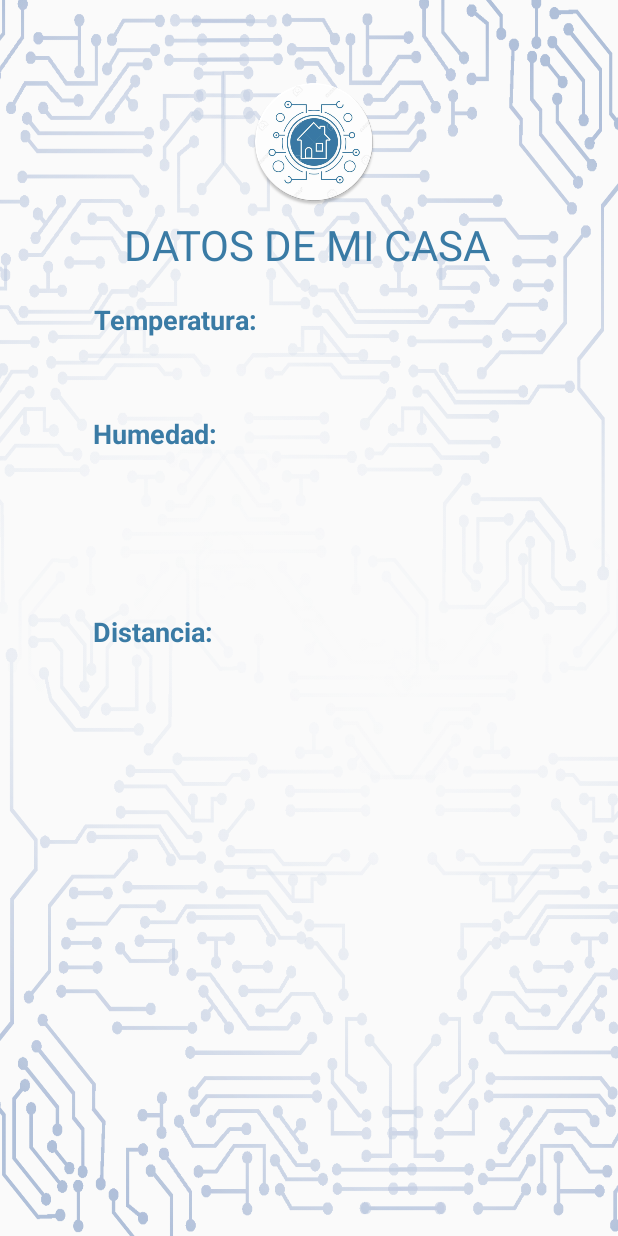
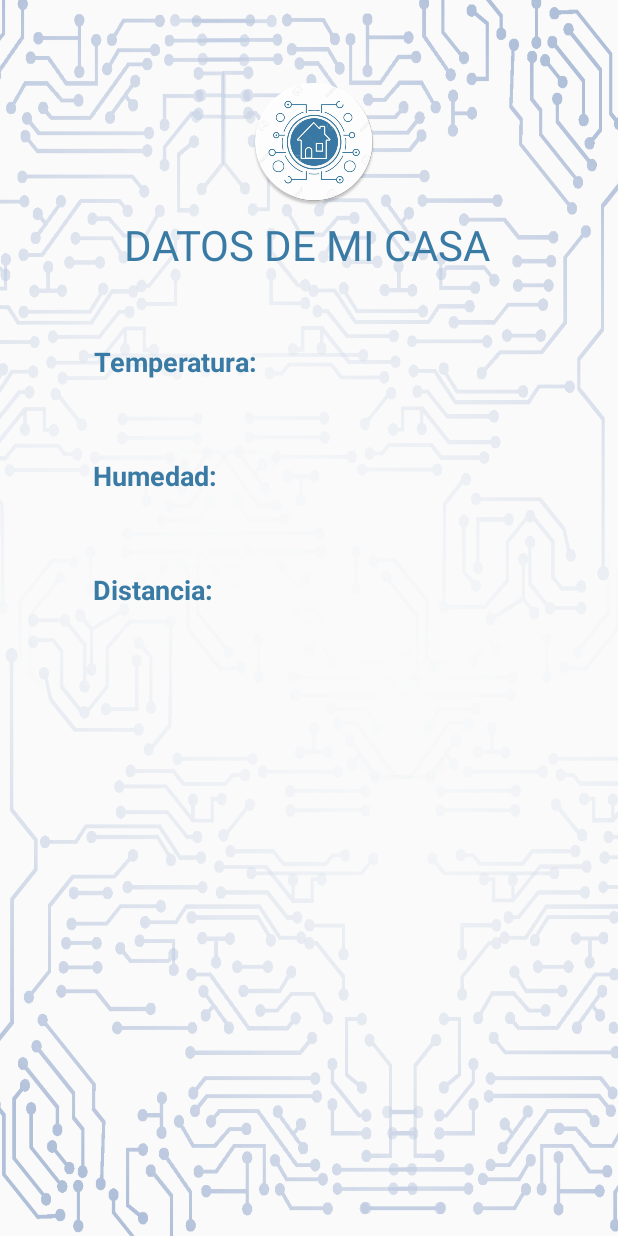
Before and after one commit to warwolf6432/Expofisica, an Android app: the layout activity_datos_casa.xml on its own in the app's theme, with its tools: preview values and no code run, on a phone screen of 412 x 824 dp. Run offline under Robolectric (Android 15) with nearby library versions, the phone set to English and light mode, and no system bars; network calls fail.

Commit message:
Ultimos cambios

```diff
--- a/p5/app/src/main/java/com/example/p5/MainActivity.java
+++ b/p5/app/src/main/java/com/example/p5/MainActivity.java
@@ -137,6 +137,7 @@ public class MainActivity extends AppCompatActivity
             Intent siguiente= new Intent(this, DatosCasa.class);
             startActivity(siguiente);
         }
+
         return super.onOptionsItemSelected(item);
     }
 
--- a/p5/app/src/main/res/layout/activity_datos_casa.xml
+++ b/p5/app/src/main/res/layout/activity_datos_casa.xml
@@ -80,7 +80,7 @@
         android:layout_width="wrap_content"
         android:layout_height="wrap_content"
         android:layout_marginStart="62dp"
-        android:layout_marginTop="80dp"
+        android:layout_marginTop="24dp"
         android:layout_marginEnd="263dp"
         android:layout_marginBottom="424dp"
         android:text="Distancia:"
```
